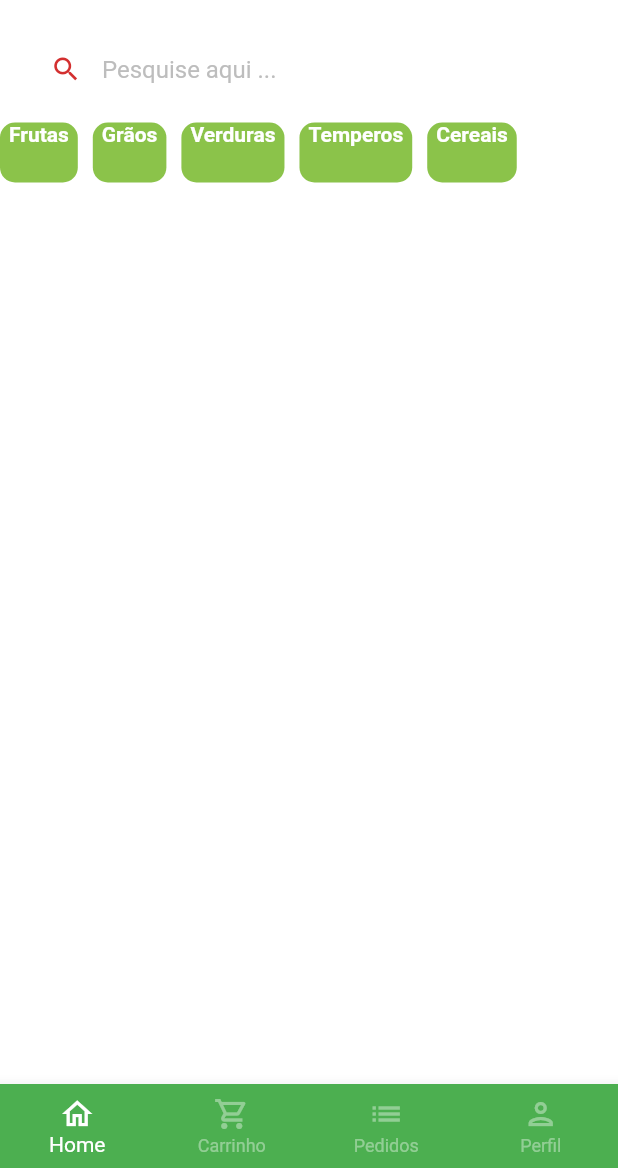
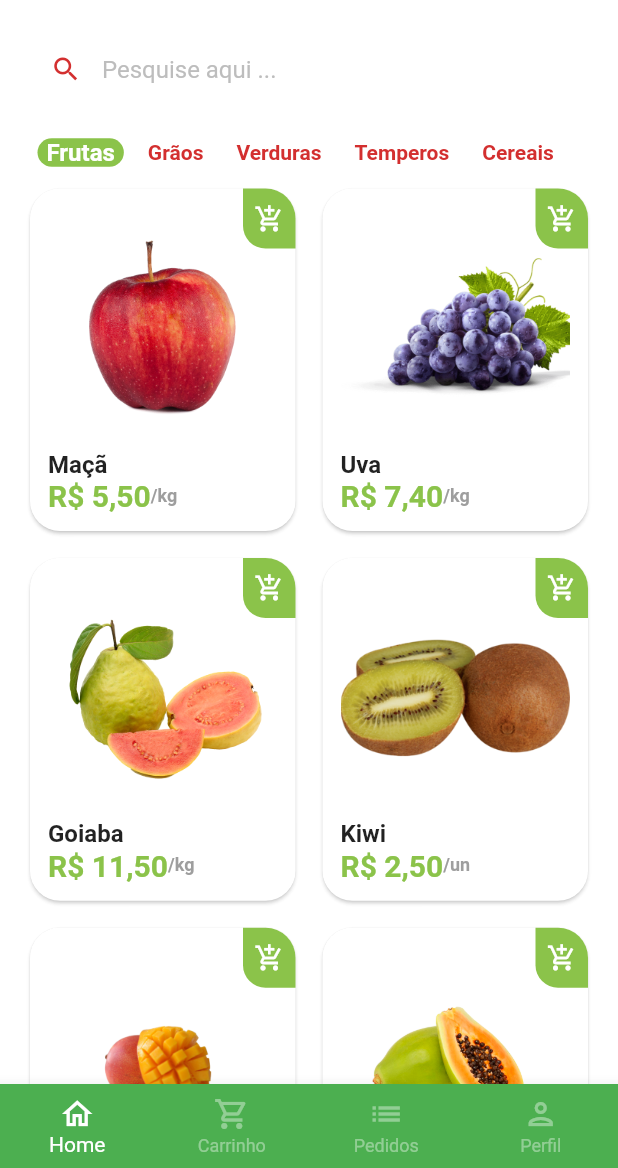
Before and after one commit to Luthianni/greengrocer, a Flutter app: the BaseScreen screen opened directly, on a phone screen of 412 x 824 dp, the part 68-1236 px from its top. Run offline on Flutter 3.47's test engine with Material 2 defaults, Android fonts, the phone set to English and light mode, and no system bars; drawn by our look-alikes of badges; our stand-ins replace animated_text_kit, mask_text_input_formatter.

Commit message:
criação carrinho no topo direito

```diff
--- a/lib/main.dart
+++ b/lib/main.dart
@@ -1,5 +1,5 @@
 import 'package:flutter/material.dart';
-import 'package:greengrocer/src/auth/sign_in_screen.dart';
+import 'package:greengrocer/src/pages/auth/sign_in_screen.dart';
 
 void main() {
   runApp(const MyApp());
--- /dev/null
+++ b/lib/src/config/app_data.dart
@@ -0,0 +1,73 @@
+import 'package:greengrocer/src/models/item_model.dart';
+
+ItemModel apple = ItemModel(
+  description:
+      'A melhor maçã da região e que conta com o melhor preço de qualquer quitanda. Este item conta com vitaminas essenciais para o fortalecimento corporal, resultando em uma vida saudável.',
+  imgUrl: 'assets/fruits/apple.png',
+  itemName: 'Maçã',
+  price: 5.5,
+  unit: 'kg',
+);
+
+ItemModel grape = ItemModel(
+  imgUrl: 'assets/fruits/grape.png',
+  itemName: 'Uva',
+  price: 7.4,
+  unit: 'kg',
+  description:
+      'A melhor uva da região e que conta com o melhor preço de qualquer quitanda. Este item conta com vitaminas essenciais para o fortalecimento corporal, resultando em uma vida saudável.',
+);
+
+ItemModel guava = ItemModel(
+  imgUrl: 'assets/fruits/guava.png',
+  itemName: 'Goiaba',
+  price: 11.5,
+  unit: 'kg',
+  description:
+      'A melhor goiaba da região e que conta com o melhor preço de qualquer quitanda. Este item conta com vitaminas essenciais para o fortalecimento corporal, resultando em uma vida saudável.',
+);
+
+ItemModel kiwi = ItemModel(
+  imgUrl: 'assets/fruits/kiwi.png',
+  itemName: 'Kiwi',
+  price: 2.5,
+  unit: 'un',
+  description:
+      'O melhor kiwi da região e que conta com o melhor preço de qualquer quitanda. Este item conta com vitaminas essenciais para o fortalecimento corporal, resultando em uma vida saudável.',
+);
+
+ItemModel mango = ItemModel(
+  imgUrl: 'assets/fruits/mango.png',
+  itemName: 'Manga',
+  price: 2.5,
+  unit: 'un',
+  description:
+      'A melhor manga da região e que conta com o melhor preço de qualquer quitanda. Este item conta com vitaminas essenciais para o fortalecimento corporal, resultando em uma vida saudável.',
+);
+
+ItemModel papaya = ItemModel(
+  imgUrl: 'assets/fruits/papaya.png',
+  itemName: 'Mamão papaya',
+  price: 8,
+  unit: 'kg',
+  description:
+      'O melhor mamão da região e que conta com o melhor preço de qualquer quitanda. Este item conta com vitaminas essenciais para o fortalecimento corporal, resultando em uma vida saudável.',
+);
+
+// Lista de produtos
+List<ItemModel> items = [
+  apple,
+  grape,
+  guava,
+  kiwi,
+  mango,
+  papaya,
+];
+
+List<String> categories = [
+  'Frutas',
+  'Grãos',
+  'Verduras',
+  'Temperos',
+  'Cereais',
+];
--- a/lib/src/home/components/category_tile.dart
+++ /dev/null
@@ -1,34 +0,0 @@
-import 'package:flutter/cupertino.dart';
-import 'package:flutter/material.dart';
-import 'package:flutter/src/widgets/container.dart';
-import 'package:flutter/src/widgets/framework.dart';
-import 'package:greengrocer/src/config/custom_colors.dart';
-
-class CategoryTile extends StatelessWidget {
-  const CategoryTile({
-    super.key,
-    required this.category,
-    required this.isSelected,
-  });
-
-  final String category;
-  final bool isSelected;
-
-  @override
-  Widget build(BuildContext context) {
-    return Container(
-      padding: const EdgeInsets.symmetric(horizontal: 6),
-      decoration: BoxDecoration(
-        borderRadius: BorderRadius.circular(10),
-        color: CustomColors.customSwatchColor,
-      ),
-      child: Text(
-        category,
-        style: const TextStyle(
-          color: Colors.white,
-          fontWeight: FontWeight.bold,
-        ),
-      ),
-    );
-  }
-}
--- /dev/null
+++ b/lib/src/models/item_model.dart
@@ -0,0 +1,15 @@
+class ItemModel {
+  String itemName;
+  String imgUrl;
+  String unit;
+  double price;
+  String description;
+
+  ItemModel({
+    required this.description,
+    required this.imgUrl,
+    required this.itemName,
+    required this.price,
+    required this.unit,
+  });
+}
--- a/lib/src/auth/components/sign_up_screen.dart
+++ b/lib/src/pages/auth/components/sign_up_screen.dart
@@ -2,7 +2,7 @@ import 'package:flutter/src/widgets/container.dart';
 import 'package:flutter/src/widgets/framework.dart';
 
 import 'package:flutter/material.dart';
-import 'package:greengrocer/src/auth/components/custom_text_field.dart';
+import 'package:greengrocer/src/pages/auth/components/custom_text_field.dart';
 import 'package:greengrocer/src/config/custom_colors.dart';
 import 'package:mask_text_input_formatter/mask_text_input_formatter.dart';
 
--- a/lib/src/auth/sign_in_screen.dart
+++ b/lib/src/pages/auth/sign_in_screen.dart
@@ -1,7 +1,7 @@
 import 'package:animated_text_kit/animated_text_kit.dart';
 import 'package:flutter/material.dart';
-import 'package:greengrocer/src/auth/components/sign_up_screen.dart';
-import 'package:greengrocer/src/base/base_screen.dart';
+import 'package:greengrocer/src/pages/auth/components/sign_up_screen.dart';
+import 'package:greengrocer/src/pages/base/base_screen.dart';
 import 'package:greengrocer/src/config/custom_colors.dart';
 
 import 'components/custom_text_field.dart';
--- a/lib/src/base/base_screen.dart
+++ b/lib/src/pages/base/base_screen.dart
@@ -1,7 +1,7 @@
 import 'package:flutter/material.dart';
 import 'package:flutter/src/widgets/container.dart';
 import 'package:flutter/src/widgets/framework.dart';
-import 'package:greengrocer/src/home/home_tab.dart';
+import 'package:greengrocer/src/pages/home/home_tab.dart';
 
 class BaseScreen extends StatefulWidget {
   const BaseScreen({super.key});
@@ -21,7 +21,7 @@ class _BaseScreenState extends State<BaseScreen> {
         physics: const NeverScrollableScrollPhysics(),
         controller: pageController,
         children: [
-          HomeTab(),
+          const HomeTab(),
           Container(color: Colors.yellow),
           Container(color: Colors.blue),
           Container(color: Colors.purple),
--- /dev/null
+++ b/lib/src/pages/home/components/category_tile.dart
@@ -0,0 +1,46 @@
+import 'package:flutter/cupertino.dart';
+import 'package:flutter/material.dart';
+import 'package:flutter/src/widgets/container.dart';
+import 'package:flutter/src/widgets/framework.dart';
+import 'package:greengrocer/src/config/custom_colors.dart';
+
+class CategoryTile extends StatelessWidget {
+  const CategoryTile({
+    super.key,
+    required this.category,
+    required this.isSelected,
+    required this.onPressed,
+  });
+
+  final String category;
+  final bool isSelected;
+  final VoidCallback onPressed;
+
+  @override
+  Widget build(BuildContext context) {
+    return GestureDetector(
+      onTap: onPressed,
+      child: Align(
+        alignment: Alignment.center,
+        child: Container(
+          padding: const EdgeInsets.symmetric(horizontal: 6),
+          decoration: BoxDecoration(
+            borderRadius: BorderRadius.circular(10),
+            color: isSelected
+                ? CustomColors.customSwatchColor
+                : Colors.transparent,
+          ),
+          child: Text(
+            category,
+            style: TextStyle(
+              color:
+                  isSelected ? Colors.white : CustomColors.customContrastColor,
+              fontWeight: FontWeight.bold,
+              fontSize: isSelected ? 16 : 14,
+            ),
+          ),
+        ),
+      ),
+    );
+  }
+}
--- /dev/null
+++ b/lib/src/pages/home/components/item_tile.dart
@@ -0,0 +1,99 @@
+import 'package:flutter/material.dart';
+import 'package:flutter/src/widgets/container.dart';
+import 'package:flutter/src/widgets/framework.dart';
+import 'package:greengrocer/src/config/custom_colors.dart';
+import 'package:greengrocer/src/models/item_model.dart';
+import 'package:greengrocer/src/services/utils_services.dart';
+
+class ItemTile extends StatelessWidget {
+  final ItemModel item;
+
+  ItemTile({
+    super.key,
+    required this.item,
+  });
+
+  final UtilsServices utilsServices = UtilsServices();
+
+  @override
+  Widget build(BuildContext context) {
+    return Stack(
+      children: [
+        // Conteúdo do card
+        Card(
+          elevation: 1,
+          shadowColor: Colors.grey.shade300,
+          shape: RoundedRectangleBorder(
+            borderRadius: BorderRadius.circular(20),
+          ),
+          child: Padding(
+            padding: const EdgeInsets.all(12),
+            child: Column(
+              crossAxisAlignment: CrossAxisAlignment.stretch,
+              children: [
+                // Imagem
+                Expanded(
+                  child: Image.asset(item.imgUrl),
+                ),
+
+                // Nome
+                Text(
+                  item.itemName,
+                  style: const TextStyle(
+                    fontSize: 16,
+                    fontWeight: FontWeight.bold,
+                  ),
+                ),
+
+                // Preço - Unidade
+                Row(
+                  children: [
+                    Text(
+                      utilsServices.priceToCurrency(item.price),
+                      style: TextStyle(
+                        fontWeight: FontWeight.bold,
+                        fontSize: 20,
+                        color: CustomColors.customSwatchColor,
+                      ),
+                    ),
+                    Text(
+                      '/${item.unit}',
+                      style: TextStyle(
+                        color: Colors.grey.shade500,
+                        fontWeight: FontWeight.bold,
+                        fontSize: 12,
+                      ),
+                    )
+                  ],
+                ),
+              ],
+            ),
+          ),
+        ),
+
+        // Botão add no carrinho
+        Positioned(
+          top: 4,
+          right: 4,
+          child: GestureDetector(
+            onTap: () {},
+            child: Container(
+              height: 40,
+              width: 35,
+              decoration: BoxDecoration(
+                  color: CustomColors.customSwatchColor,
+                  borderRadius: const BorderRadius.only(
+                      bottomLeft: Radius.circular(15),
+                      topRight: Radius.circular(20))),
+              child: const Icon(
+                Icons.add_shopping_cart_outlined,
+                color: Colors.white,
+                size: 20,
+              ),
+            ),
+          ),
+        ),
+      ],
+    );
+  }
+}
--- a/lib/src/home/home_tab.dart
+++ b/lib/src/pages/home/home_tab.dart
@@ -3,18 +3,19 @@ import 'package:flutter/material.dart';
 import 'package:flutter/src/widgets/container.dart';
 import 'package:flutter/src/widgets/framework.dart';
 import 'package:greengrocer/src/config/custom_colors.dart';
-import 'package:greengrocer/src/home/components/category_tile.dart';
+import 'package:greengrocer/src/pages/home/components/category_tile.dart';
+import 'package:greengrocer/src/config/app_data.dart' as appData;
+import 'package:greengrocer/src/pages/home/components/item_tile.dart';
 
-class HomeTab extends StatelessWidget {
-  HomeTab({super.key});
+class HomeTab extends StatefulWidget {
+  const HomeTab({super.key});
 
-  List<String> categories = [
-    'Frutas',
-    'Grãos',
-    'Verduras',
-    'Temperos',
-    'Cereais',
-  ];
+  @override
+  State<HomeTab> createState() => _HomeTabState();
+}
+
+class _HomeTabState extends State<HomeTab> {
+  String selectedCategory = 'Frutas';
 
   @override
   Widget build(BuildContext context) {
@@ -106,22 +107,46 @@ class HomeTab extends StatelessWidget {
           ),
 
           //Categorias
-          SizedBox(
+          Container(
+            padding: const EdgeInsets.only(left: 25),
             height: 40,
             child: ListView.separated(
               scrollDirection: Axis.horizontal,
               itemBuilder: (_, index) {
                 return CategoryTile(
-                  category: categories[index],
-                  isSelected: false,
+                  onPressed: () {
+                    setState(() {
+                      selectedCategory = appData.categories[index];
+                    });
+                  },
+                  category: appData.categories[index],
+                  isSelected: appData.categories[index] == selectedCategory,
                 );
               },
               separatorBuilder: (_, index) => const SizedBox(width: 10),
-              itemCount: categories.length,
+              itemCount: appData.categories.length,
             ),
           ),
 
           //Grid
+          Expanded(
+            child: GridView.builder(
+              padding: const EdgeInsets.fromLTRB(16, 0, 16, 16),
+              physics: const BouncingScrollPhysics(),
+              gridDelegate: const SliverGridDelegateWithFixedCrossAxisCount(
+                crossAxisCount: 2,
+                mainAxisSpacing: 10,
+                crossAxisSpacing: 10,
+                childAspectRatio: 9 / 11.5,
+              ),
+              itemCount: appData.items.length,
+              itemBuilder: (_, index) {
+                return ItemTile(
+                  item: appData.items[index],
+                );
+              },
+            ),
+          ),
         ],
       ),
     );
--- /dev/null
+++ b/lib/src/services/utils_services.dart
@@ -0,0 +1,13 @@
+import 'package:intl/intl.dart';
+
+class UtilsServices {
+
+  // R$ Valor
+
+  String priceToCurrency(double price) {
+
+    NumberFormat numberFormat = NumberFormat.simpleCurrency( locale: 'pt_br');
+
+    return numberFormat.format(price);
+  }
+}
--- a/pubspec.yaml
+++ b/pubspec.yaml
@@ -40,6 +40,7 @@ dependencies:
   mask_text_input_formatter: ^2.4.0
   dependencies:
   badges: ^2.0.3
+  intl: ^0.17.0
 
 dev_dependencies:
   flutter_test:
@@ -64,8 +65,8 @@ flutter:
   uses-material-design: true
 
   # To add assets to your application, add an assets section, like this:
-  # assets:
-  #   - images/a_dot_burr.jpeg
+  assets:
+      - assets/fruits/
   #   - images/a_dot_ham.jpeg
 
   # An image asset can refer to one or more resolution-specific "variants", see
```
Also changed, not shown: assets/fruits/apple.png (added), assets/fruits/grape.png (added), assets/fruits/guava.png (added), assets/fruits/kiwi.png (added), assets/fruits/mango.png (added), assets/fruits/papaya.png (added), lib/src/pages/auth/components/custom_text_field.dart (renamed from lib/src/auth/components/custom_text_field.dart), pubspec.lock.
